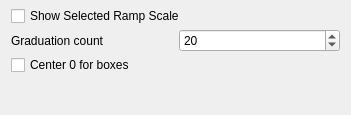
Old version of the form src/gui/forms/toolbar_render_ramp_group.ui in the repository open-scan-crew/OpenScanTools.
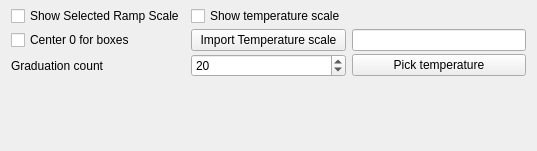
New version of the form.

Commit message:
Added thermal scan support with scale and picking (#340)
* Add temperature scale UI and picking (#332)

* Fix temperature scale messages and include (#333)

* Add temperature scale sources to Visual Studio project (#334)

* Fix temperature scale compile errors (#335)

* Invert temperature scale overlay order (#336)
Optimize UI layout

* Changed factor from 0.5 to 0.1 for depth lining strong mode in maxlinear
Use degree Celsius symbol for temperature display (#339)

The edit to the form file:
```diff
--- a/src/gui/forms/toolbar_render_ramp_group.ui
+++ b/src/gui/forms/toolbar_render_ramp_group.ui
@@ -6,8 +6,8 @@
    <rect>
     <x>0</x>
     <y>0</y>
-    <width>351</width>
-    <height>115</height>
+    <width>537</width>
+    <height>151</height>
    </rect>
   </property>
   <property name="windowTitle">
@@ -23,7 +23,14 @@
    <property name="verticalSpacing">
     <number>3</number>
    </property>
-   <item row="4" column="0">
+   <item row="3" column="0">
+    <widget class="QLabel" name="label">
+     <property name="text">
+      <string>Graduation count</string>
+     </property>
+    </widget>
+   </item>
+   <item row="5" column="0">
     <spacer name="verticalSpacer">
      <property name="orientation">
       <enum>Qt::Vertical</enum>
@@ -36,21 +43,35 @@
      </property>
     </spacer>
    </item>
-   <item row="2" column="0">
-    <widget class="QLabel" name="label">
+   <item row="0" column="1">
+    <widget class="QCheckBox" name="checkBox_showTemperatureScale">
      <property name="text">
-      <string>Graduation count</string>
+      <string>Show temperature scale</string>
      </property>
     </widget>
    </item>
-   <item row="0" column="0" colspan="2">
+   <item row="0" column="0">
     <widget class="QCheckBox" name="checkBox_showScale">
      <property name="text">
       <string>Show Selected Ramp Scale</string>
      </property>
     </widget>
    </item>
-   <item row="2" column="1">
+   <item row="1" column="1">
+    <widget class="QPushButton" name="importTempScaleButton">
+     <property name="text">
+      <string>Import Temperature scale</string>
+     </property>
+    </widget>
+   </item>
+   <item row="1" column="2">
+    <widget class="QLineEdit" name="lineEdit_temperatureScale">
+     <property name="readOnly">
+      <bool>true</bool>
+     </property>
+    </widget>
+   </item>
+   <item row="3" column="1">
     <widget class="QSpinBox" name="spinBox_graduation">
      <property name="maximum">
       <number>50</number>
@@ -60,7 +81,14 @@
      </property>
     </widget>
    </item>
-   <item row="3" column="0" colspan="2">
+   <item row="3" column="2">
+    <widget class="QPushButton" name="pushButton_pickTemperature">
+     <property name="text">
+      <string>Pick temperature</string>
+     </property>
+    </widget>
+   </item>
+   <item row="1" column="0">
     <widget class="QCheckBox" name="checkBox_centerBoxScale">
      <property name="text">
       <string>Center 0 for boxes</string>
```
The commit also changes 38 other files.
